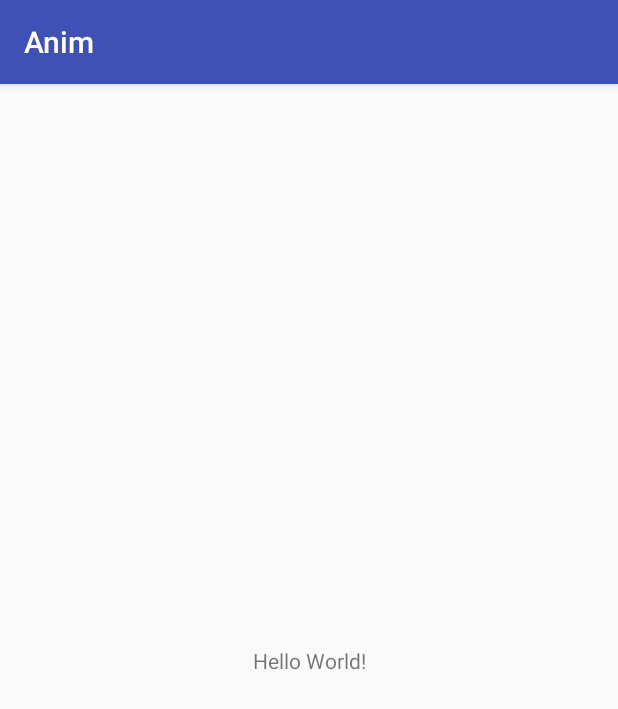
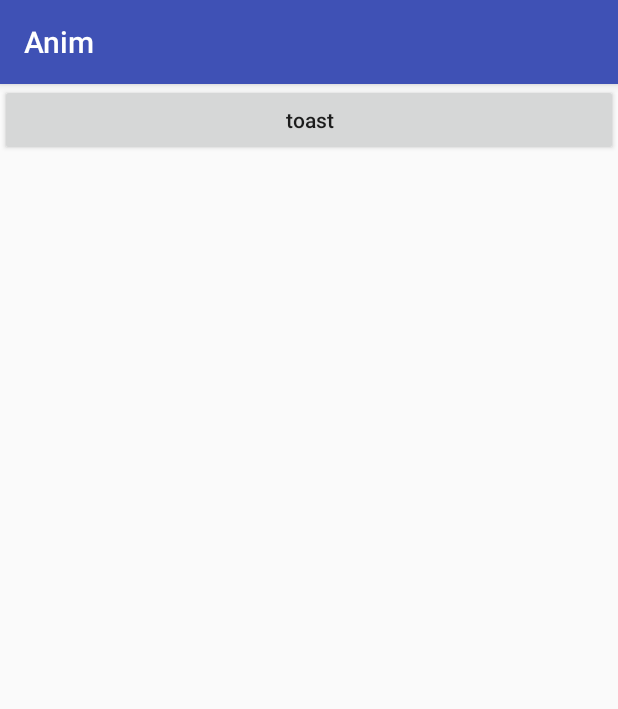
Before and after one commit to KiWiLss/Anim, an Android app: the screen it shows after launch (MainActivity), on a phone screen of 412 x 824 dp. Shown: the top 709 px of the screen. Run offline under Robolectric (Android 15) with nearby library versions, the phone set to English and light mode, and no system bars.

Commit message:
toast test

```diff
--- a/app/build.gradle
+++ b/app/build.gradle
@@ -27,4 +27,9 @@ dependencies {
     compile 'com.android.support:appcompat-v7:26.+'
     compile 'com.android.support.constraint:constraint-layout:1.0.2'
     testCompile 'junit:junit:4.12'
+
+    compile ( 'com.github.the-pig-of-jungle:SmartShow:v1.0.2' ){
+        //去除design包的依赖，其一，你不一定用到SmartSnackbar；其二，你项目使用的版本不一定和库中所用相同
+        exclude group: 'com.android.support'
+    }
 }
--- a/app/src/main/AndroidManifest.xml
+++ b/app/src/main/AndroidManifest.xml
@@ -16,6 +16,8 @@
                 <category android:name="android.intent.category.LAUNCHER" />
             </intent-filter>
         </activity>
+
+        <activity android:name=".activity.ToastActivity"/>
     </application>
 
 </manifest>
--- a/app/src/main/java/com/magicsoft/anim/MainActivity.java
+++ b/app/src/main/java/com/magicsoft/anim/MainActivity.java
@@ -1,7 +1,11 @@
 package com.magicsoft.anim;
 
+import android.content.Intent;
 import android.support.v7.app.AppCompatActivity;
 import android.os.Bundle;
+import android.view.View;
+
+import com.magicsoft.anim.activity.ToastActivity;
 
 public class MainActivity extends AppCompatActivity {
 
@@ -13,4 +17,11 @@ public class MainActivity extends AppCompatActivity {
 
 
     }
+    public void goToNext(Class<?>clz){
+        startActivity(new Intent(this,clz));
+    }
+
+    public void toast(View view) {
+        goToNext(ToastActivity.class);
+    }
 }
--- a/app/src/main/res/layout/activity_main.xml
+++ b/app/src/main/res/layout/activity_main.xml
@@ -1,18 +1,24 @@
 <?xml version="1.0" encoding="utf-8"?>
-<android.support.constraint.ConstraintLayout xmlns:android="http://schemas.android.com/apk/res/android"
+<ScrollView xmlns:android="http://schemas.android.com/apk/res/android"
     xmlns:app="http://schemas.android.com/apk/res-auto"
     xmlns:tools="http://schemas.android.com/tools"
     android:layout_width="match_parent"
     android:layout_height="match_parent"
     tools:context="com.magicsoft.anim.MainActivity">
 
-    <TextView
-        android:layout_width="wrap_content"
-        android:layout_height="wrap_content"
-        android:text="Hello World!"
-        app:layout_constraintBottom_toBottomOf="parent"
-        app:layout_constraintLeft_toLeftOf="parent"
-        app:layout_constraintRight_toRightOf="parent"
-        app:layout_constraintTop_toTopOf="parent" />
+  <LinearLayout
+      android:layout_width="match_parent"
+      android:layout_height="wrap_content"
+      android:orientation="vertical">
 
-</android.support.constraint.ConstraintLayout>
+        <Button
+            android:layout_width="match_parent"
+            android:layout_height="wrap_content"
+            android:text="toast"
+            android:textAllCaps="false"
+            android:onClick="toast"/>
+
+
+  </LinearLayout>
+
+</ScrollView>
--- a/build.gradle
+++ b/build.gradle
@@ -15,6 +15,7 @@ buildscript {
 allprojects {
     repositories {
         jcenter()
+        maven { url 'https://jitpack.io' }
     }
 }
 
```
Also changed, not shown: app/src/main/java/com/magicsoft/anim/MyApp.java (added, +48 -0 lines), app/src/main/java/com/magicsoft/anim/activity/ToastActivity.java (added, +31 -0 lines), app/src/main/res/layout/activity_toast.xml (added, +30 -0 lines).
